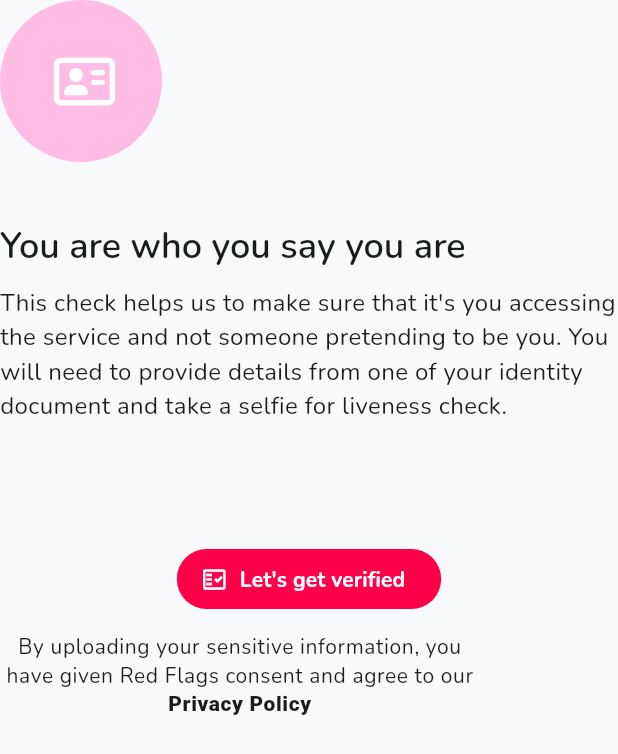
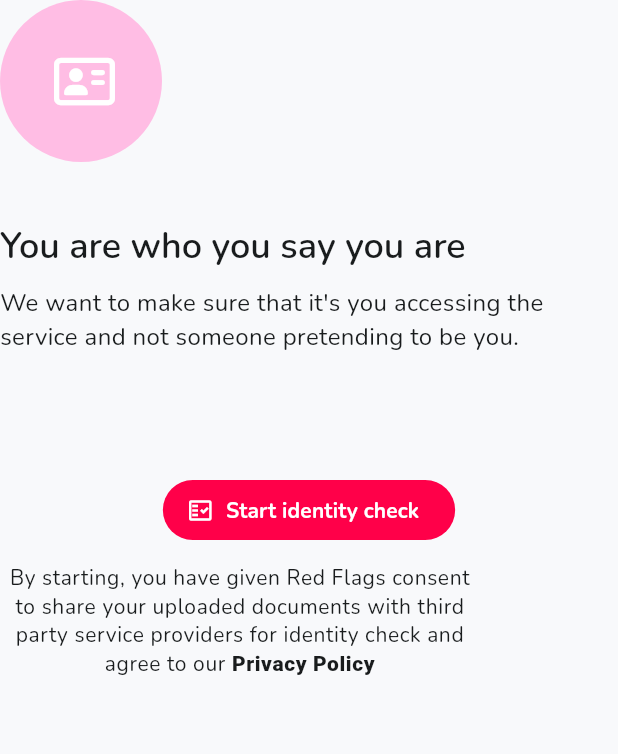
Before and after one commit to redflagsdating/rfd-app, a Flutter app: the ProfileKyc widget shown alone on an empty page, opened directly, on a phone screen of 412 x 824 dp. Shown: the top 754 px of the screen. Run offline on Flutter 3.47's test engine with Material 3 defaults, Android fonts, the phone set to English and light mode, and no system bars; our stand-ins replace cloud_firestore, dots_indicator, dotted_border, email_validator, firebase_auth, firebase_core and 15 more; missing offline and left inert: app_settings, flutter_facebook_auth, flutter_flavor, flutter_idensic_mobile_sdk_plugin, textfield_tags; accounts and stored records are empty; generated files the repository leaves out were written again.

Commit message:
MVP-247 Tweaked KYC 3rd-party disclosure message

```diff
--- a/lib/app.dart
+++ b/lib/app.dart
@@ -7,8 +7,8 @@ import 'package:flutter_gen/gen_l10n/app_localizations.dart';
 import 'package:google_sign_in/google_sign_in.dart';
 import 'package:provider/provider.dart';
 import 'package:red_flags/models/user.dart';
-import 'package:red_flags/pages/page_home.dart';
 import 'package:red_flags/pages/page_onboard_home.dart';
+import 'package:red_flags/pages/page_onboard_stage1.dart';
 import 'package:red_flags/pages/page_signin.dart';
 import 'package:red_flags/pages/page_signin_intro.dart';
 import 'package:red_flags/pages/page_signin_splash.dart';
@@ -124,7 +124,7 @@ class App extends StatelessWidget {
                         : false,
                     child: authProvider.isAuthenticated()
                         ? (isOnboard
-                            ? const PageHome()
+                            ? const PageOnboardStage1(initStep: 2)
                             : const PageOnboardHome())
                         : authProvider.isAuthenticating()
                             ? PageSignInSplash(authProvider: authProvider)
--- a/lib/l10n/intl_en.arb
+++ b/lib/l10n/intl_en.arb
@@ -99,9 +99,9 @@
   "pgDisplayNameHeadline": "What is your preferred name?",
   "pgDisplayNameBody": "This preferred name will be displayed on your profile for others to see.",
   "pgKycHeadline": "You are who you say you are",
-  "pgKycBody": "This check helps us to make sure that it's you accessing the service and not someone pretending to be you. You will need to provide details from one of your identity document and take a selfie for liveness check.",
-  "pgKycBtn": "Let's get verified",
-  "pgKycFooter": "By uploading your sensitive information, you have given {brandName} consent and agree to our",
+  "pgKycBody": "We want to make sure that it's you accessing the service and not someone pretending to be you.",
+  "pgKycBtn": "Start identity check",
+  "pgKycFooter": "By starting, you have given {brandName} consent to share your uploaded documents with third party service providers for identity check and agree to our",
   "pgKycIncompleteMessage": "The verification steps have not been completed yet",
   "pgKycPendingMessage": "Sometime it could take few more minutes to complete verification",
   "pgKycDeclinedMessage": "Oops! the verification is temporarily declined",
```
